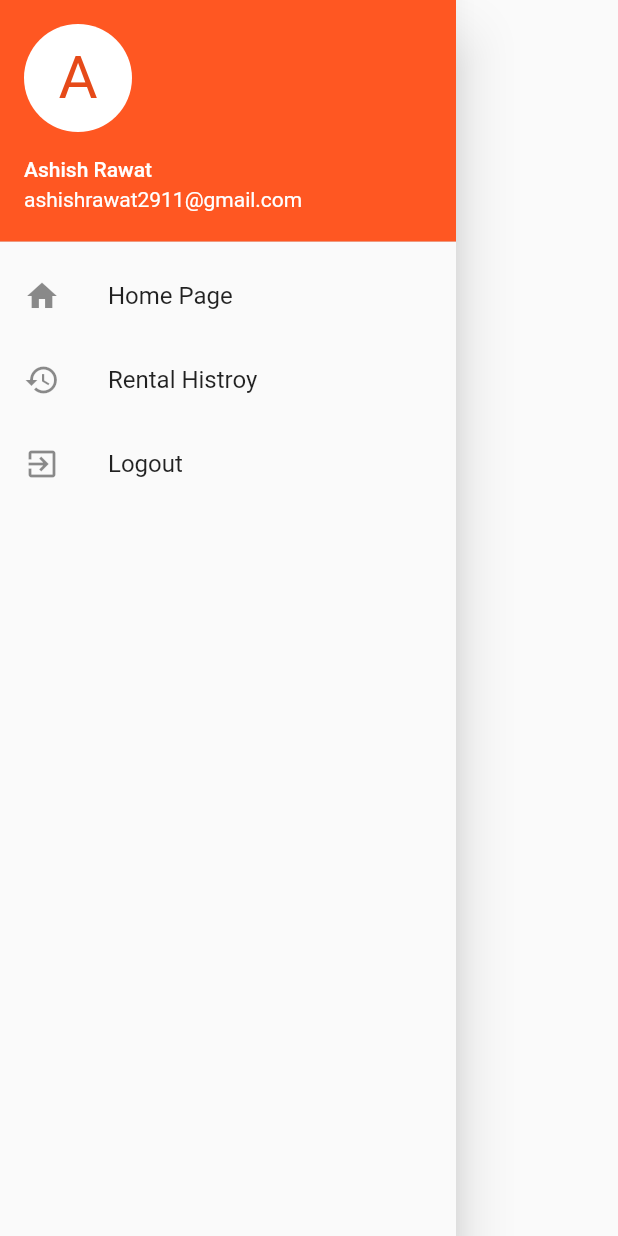
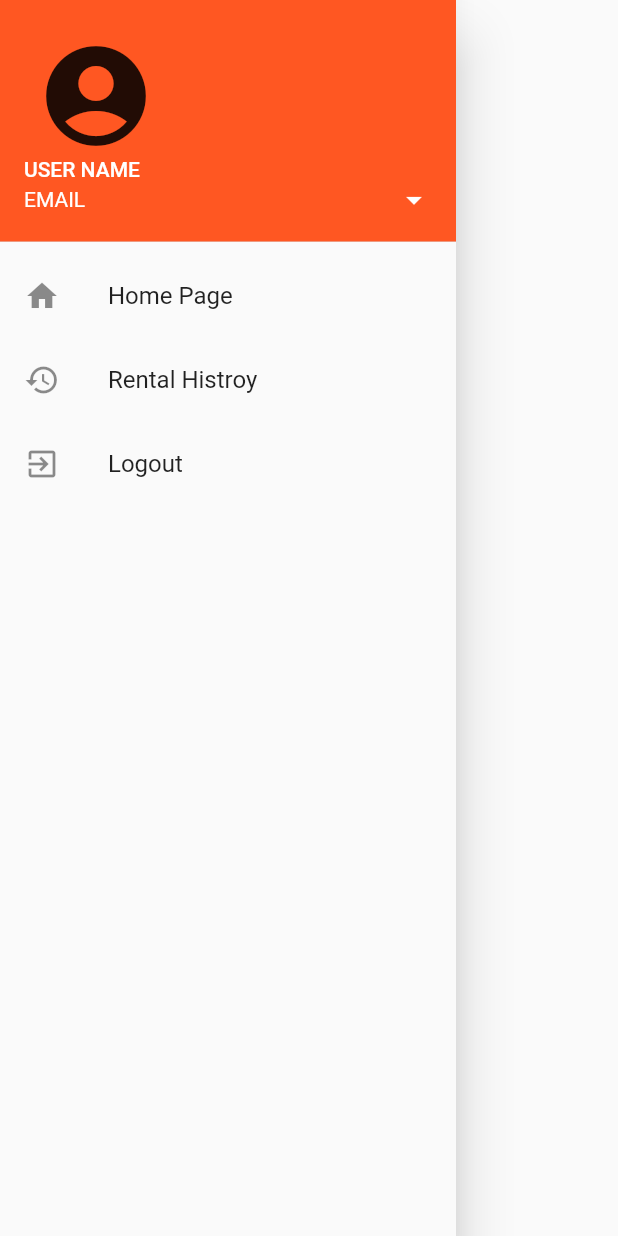
Before and after one commit to rentoproj/rento, a Flutter app: the SideMenu widget shown alone on an empty page, opened directly, on a phone screen of 412 x 824 dp. Run offline on Flutter 3.47's test engine with Material 2 defaults, Android fonts, the phone set to English and light mode, and no system bars; our stand-ins replace firebase_auth, firebase_database; accounts and stored records are empty.

Commit message:
Added functionalities, no new bugs. Cheerz, Bamz!

```diff
--- a/rento/lib/UIs/LoginScreen2.dart
+++ b/rento/lib/UIs/LoginScreen2.dart
@@ -341,7 +341,6 @@ class _LoginScreen2State extends State<LoginScreen2>
                               //FirebaseAuth.instance.signOut();
                               Navigator.of(context)
                                   .pushNamed('/SearchPage');
-
                             })
                                 .catchError((e) {
                               print('Error: $e');
--- a/rento/lib/components/SideMenu.dart
+++ b/rento/lib/components/SideMenu.dart
@@ -6,16 +6,15 @@ class SideMenu extends StatelessWidget {
       child: ListView(
         children: <Widget>[
           UserAccountsDrawerHeader(
-            accountName: Text("Ashish Rawat"),
-            accountEmail: Text("ashishrawat2911@gmail.com"),
-            currentAccountPicture: CircleAvatar(
-              backgroundColor: Theme.of(context).platform == TargetPlatform.iOS
-                  ? Colors.blue
-                  : Colors.white,
-              child: Text(
-                "A",
-                style: TextStyle(fontSize: 40.0),
-              ),
+            accountName: Text("USER NAME"),
+            accountEmail: Text("EMAIL"),
+            onDetailsPressed: () {Navigator.of(context).pushNamed('/ProfilePage');
+            print('DETAILS PRESSED');},
+            currentAccountPicture: IconButton(
+              icon: Icon(Icons.account_circle, size: 80),
+              onPressed: (){
+                Navigator.of(context).pushNamed('/ProfilePage');
+              },
             ),
           ),
           ListTile(
--- a/rento/lib/main.dart
+++ b/rento/lib/main.dart
@@ -8,6 +8,7 @@ import 'UIs/ItemPage.dart';
 import 'UIs/RentalHistory.dart';
 import 'UIs/ItemRequest1.dart';
 import 'UIs/ItemRequest2.dart';
+import 'UIs/ProfilePage.dart';
 void main() {
   //MapView.setApiKey('AIzaSyBTM7tUit-IU6DS0of0rG89rLcaFX1aiFU');
   runApp(new MyApp());
@@ -29,6 +30,7 @@ class MyApp extends StatelessWidget {
        // '/ItemPage' : (BuildContext context) => new MyApp1(),
         '/RentalHistory' : (BuildContext context) => new RentalHistory(),
         '/ItemRequest1.dart' : (BuildContext context) => new ItemRequest1(),
+        '/ProfilePage': (BuildContext context) => new ProfilePage()
         // '/ItemRequest2.dart' : (BuildContext context) => new ItemRequest2(),
       },
     );
```
Also changed, not shown: rento/lib/UIs/ProfilePage.dart (added, +31 -0 lines), 7 other files.
